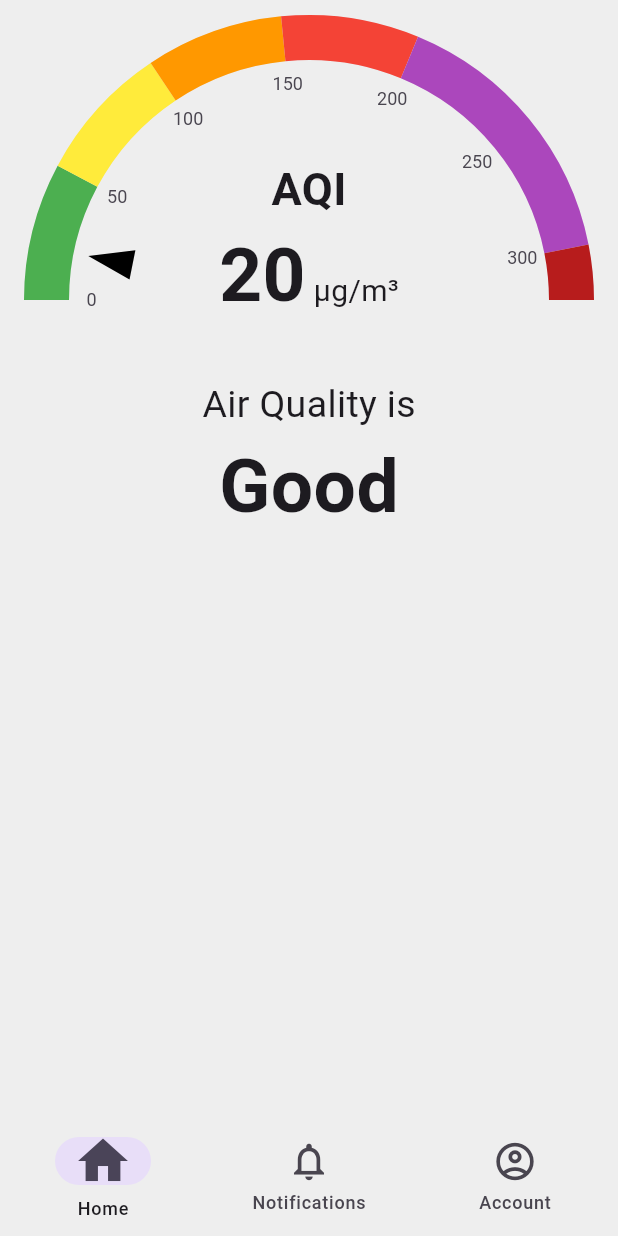
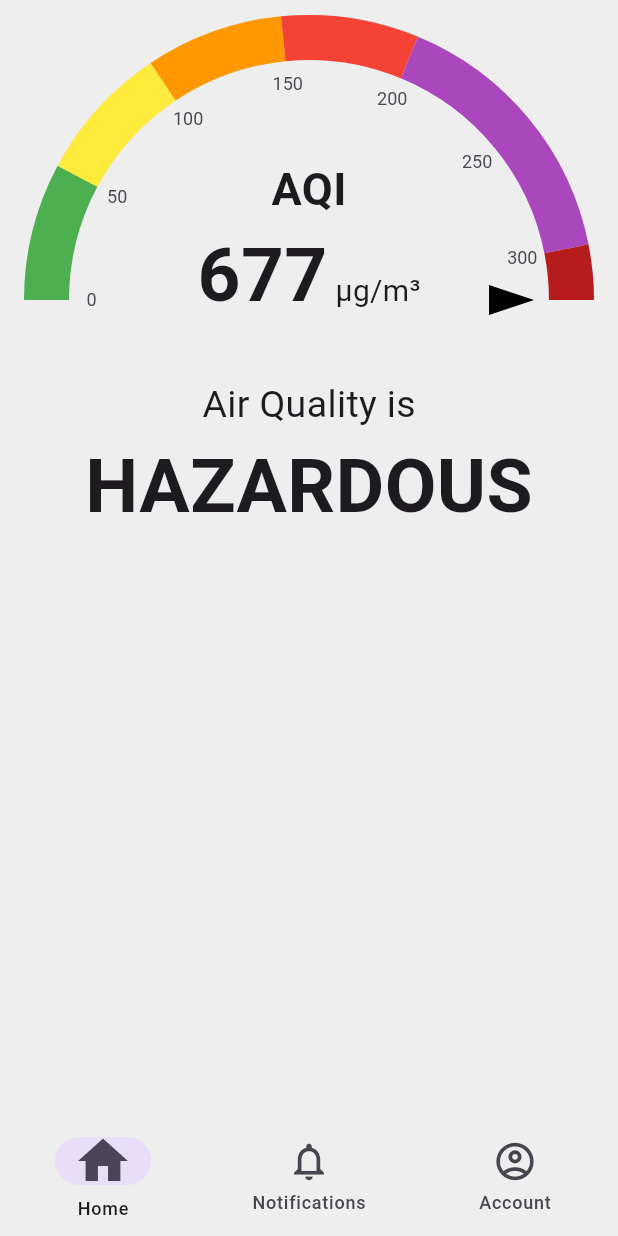
Before and after one commit to aayushman950/Air-Quality-Monitoring-System, a Flutter app: the screen it shows after launch, on a phone screen of 412 x 824 dp. Run offline on Flutter 3.47's test engine with Material 3 defaults, Android fonts, the phone set to English and light mode, and no system bars; drawn by our look-alikes of syncfusion_flutter_gauges.

Commit message:
made aqi rating and status sync with each other

```diff
--- a/aqms/lib/pages/home_page.dart
+++ b/aqms/lib/pages/home_page.dart
@@ -7,7 +7,7 @@ class HomePage extends StatelessWidget {
   @override
   Widget build(BuildContext context) {
     return SafeArea(
-      child: Scaffold(body: AQIGaugeAndStatus()),
+      child: Scaffold(body: AQIGaugeAndStatus(aqiRating: 677,)),
     );
   }
 }
--- a/aqms/lib/widgets/aqi_gauge_and_status.dart
+++ b/aqms/lib/widgets/aqi_gauge_and_status.dart
@@ -3,17 +3,44 @@ import 'package:aqms/widgets/aqi_status.dart';
 import 'package:flutter/material.dart';
 
 class AQIGaugeAndStatus extends StatelessWidget {
-  const AQIGaugeAndStatus({super.key});
+  final int aqiRating;
+
+  const AQIGaugeAndStatus({
+    super.key,
+    required this.aqiRating,
+  });
+
+  String aqiStatusCalculator(int aqiRating) {
+    if (aqiRating >= 0 && aqiRating <= 50) {
+      return 'GOOD';
+    } else if (aqiRating >= 51 && aqiRating <= 100) {
+      return "MODERATE";
+    } else if (aqiRating >= 101 && aqiRating <= 150) {
+      return "UNHEALTHY FOR SENSITIVE GROUPS";
+    } else if (aqiRating >= 151 && aqiRating <=200) {
+      return "UNHEALTHY";
+    }else if (aqiRating >= 201 && aqiRating <=300) {
+      return "VERY UNHEALTHY";
+    }else if (aqiRating >= 301) {
+      return "HAZARDOUS";
+    } else {
+      return "Unknown";
+    }
+  }
 
   @override
   Widget build(BuildContext context) {
     return Stack(
       alignment: AlignmentDirectional.bottomCenter,
       children: [
-        AQIGauge(aqiRating: 20,),
+        AQIGauge(
+          aqiRating: aqiRating,
+        ),
         Positioned(
           bottom: 40,
-          child: AQIStatus(airStatus: 'Good',),
+          child: AQIStatus(
+            aqiStatus: aqiStatusCalculator(aqiRating),
+          ),
         ),
       ],
     );
--- a/aqms/lib/widgets/aqi_status.dart
+++ b/aqms/lib/widgets/aqi_status.dart
@@ -1,9 +1,9 @@
 import 'package:flutter/material.dart';
 
 class AQIStatus extends StatelessWidget {
-  const AQIStatus({super.key, required this.airStatus});
+  const AQIStatus({super.key, required this.aqiStatus});
 
-  final String airStatus;
+  final String aqiStatus;
 
   @override
   Widget build(BuildContext context) {
@@ -15,7 +15,7 @@ class AQIStatus extends StatelessWidget {
           style: TextStyle(fontSize: 25),
         ),
         Text(
-          airStatus,
+          aqiStatus,
           style: TextStyle(
             fontSize: 50,
             fontWeight: FontWeight.bold,
```
